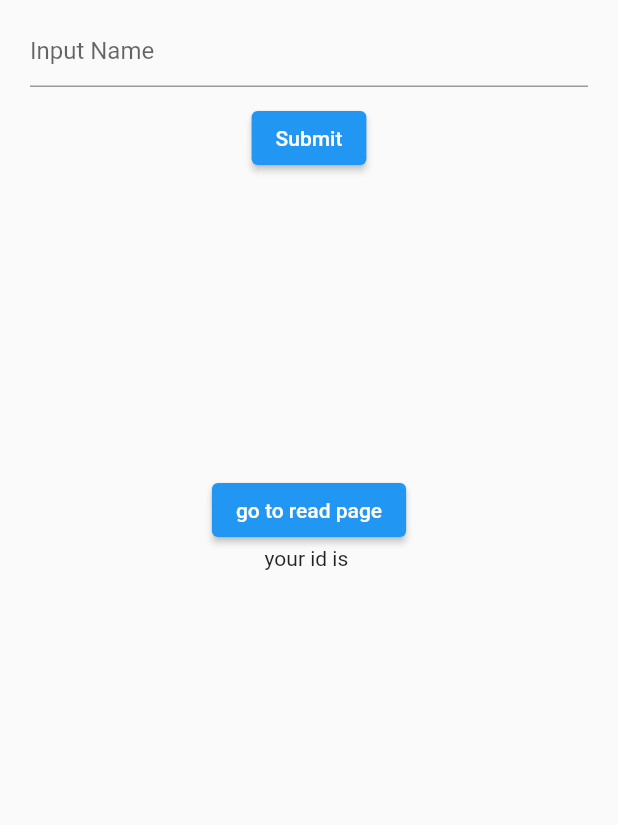
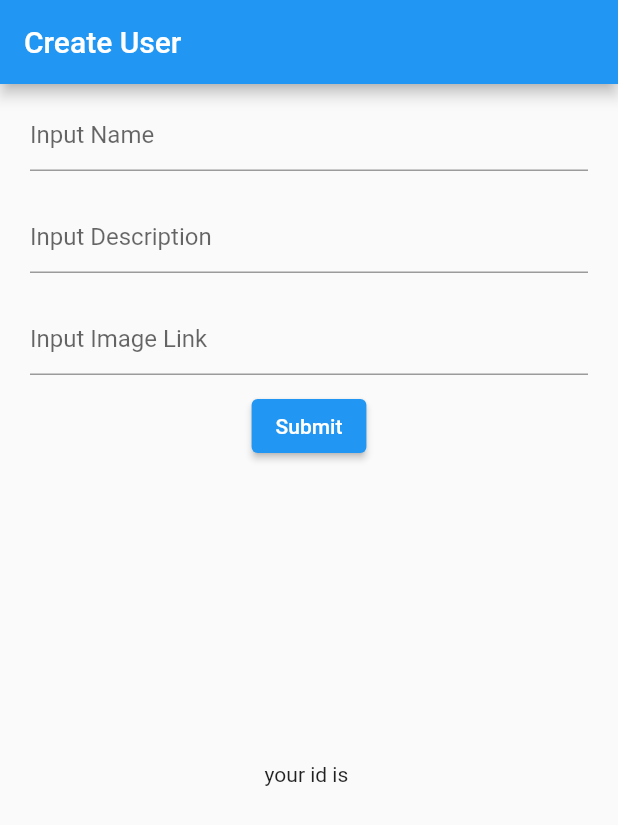
Before and after one commit to DiftaFitrahul/auth_crud_using_riverpod, a Flutter app: the CreateUser screen opened directly, on a phone screen of 412 x 824 dp. Shown: the top 825 px of the screen. Run offline on Flutter 3.47's test engine with Material 2 defaults, Android fonts, the phone set to English and light mode, and no system bars; our stand-ins replace email_validator, equatable, firebase_auth, firebase_core, firebase_database, flutter_riverpod and 1 more; accounts and stored records are empty.

Commit message:
feat: finish features create, read, and delete

```diff
--- a/lib/database/firebase_realtime_database.dart
+++ b/lib/database/firebase_realtime_database.dart
@@ -1,7 +1,5 @@
 import 'package:firebase_database/firebase_database.dart';
-import 'package:flutter_riverpod/flutter_riverpod.dart';
 import 'package:learn_firebase_riverpod/models/data_food.dart';
-import 'package:learn_firebase_riverpod/providers/realtimedatabase_providers.dart';
 
 class RealtimeDatabase {
   final DatabaseReference _database;
@@ -12,15 +10,15 @@ class RealtimeDatabase {
 
   Stream<List<Food>> fetchData(String userId) {
     try {
-      final dataFood = _database.child("/orders").child(userId).onValue;
+      final dataFood = _database.child("orders/$userId").onValue;
       final streamData = dataFood.map((event) {
         final dataMap = Map<String, dynamic>.from(event.snapshot.value as Map);
         final dataList = dataMap.entries.map((data) {
           final food = Map<String, dynamic>.from(data.value as Map);
+          food['itemId'] = data.key;
           return Food.fromRTDB(food);
         }).toList();
         return dataList;
-
       });
       return streamData;
     } catch (e) {
--- a/lib/page/create_user.dart
+++ b/lib/page/create_user.dart
@@ -1,16 +1,12 @@
-import 'dart:async';
+import 'package:flutter/material.dart';
 
-import 'package:firebase_database/firebase_database.dart';
-import 'package:flutter/material.dart';
-import 'package:flutter/src/widgets/framework.dart';
-import 'package:flutter/src/widgets/placeholder.dart';
 import 'package:flutter_riverpod/flutter_riverpod.dart';
-import 'package:learn_firebase_riverpod/page/read_user.dart';
 import 'package:learn_firebase_riverpod/providers/realtimedatabase_providers.dart';
 
 import '../providers/auth_provider.dart';
 
 class CreateUser extends ConsumerStatefulWidget {
+  static const routeName = './create-user';
   const CreateUser({super.key});
 
   @override
@@ -46,6 +42,9 @@ class _CreateUserState extends ConsumerState<CreateUser> {
     final uId = ref.watch(userUidProvider);
 
     return Scaffold(
+      appBar: AppBar(
+        title: const Text("Create User"),
+      ),
       body: SingleChildScrollView(
         child: Center(
           child: Column(
@@ -61,11 +60,38 @@ class _CreateUserState extends ConsumerState<CreateUser> {
                       errorText: validate ? null : "input can't be empty"),
                 ),
               ),
+              Padding(
+                padding:
+                    const EdgeInsets.symmetric(horizontal: 20, vertical: 10),
+                child: TextField(
+                  controller: _description,
+                  decoration: InputDecoration(
+                      hintText: "Input Description",
+                      errorText: validate ? null : "input can't be empty"),
+                ),
+              ),
+              Padding(
+                padding:
+                    const EdgeInsets.symmetric(horizontal: 20, vertical: 10),
+                child: TextField(
+                  controller: _imageLink,
+                  decoration: InputDecoration(
+                      hintText: "Input Image Link",
+                      errorText: validate ? null : "input can't be empty"),
+                ),
+              ),
               ElevatedButton(
                   onPressed: () {
                     setState(() {
-                      _title.text.isEmpty ? validate = false : validate = true;
+                      _title.text.length <= 3
+                          ? validate = false
+                          : validate = true;
                     });
+                    if (_description.text.length <= 3 ||
+                        _title.text.length <= 3 ||
+                        _imageLink.text.length <= 3) {
+                      return;
+                    }
 
                     try {
                       ref
@@ -76,7 +102,10 @@ class _CreateUserState extends ConsumerState<CreateUser> {
                         'name': _title.text,
                         'description': _description.text,
                         'imageLink': _imageLink.text
-                      }).then((_) => const Text("berhasil tambah data"));
+                      }).then((_) {
+                        FocusScope.of(context).unfocus();
+                        Navigator.pop(context);
+                      });
                     } catch (e) {
                       ScaffoldMessenger.of(context)
                           .showSnackBar(SnackBar(content: Text(e.toString())));
@@ -86,15 +115,6 @@ class _CreateUserState extends ConsumerState<CreateUser> {
               const SizedBox(
                 height: 200,
               ),
-              ElevatedButton(
-                  onPressed: () {
-                    Navigator.push(
-                        context,
-                        MaterialPageRoute(
-                          builder: (context) => const ReadPage(),
-                        ));
-                  },
-                  child: const Text('go to read page')),
               Text("your id is $uId")
             ],
           ),
--- a/lib/page/login_page.dart
+++ b/lib/page/login_page.dart
@@ -1,7 +1,6 @@
 import 'package:email_validator/email_validator.dart';
 import 'package:flutter/material.dart';
 import 'package:flutter_riverpod/flutter_riverpod.dart';
-import 'package:learn_firebase_riverpod/providers/auth_provider.dart';
 import 'package:learn_firebase_riverpod/providers/auth_type_providers.dart';
 import 'package:learn_firebase_riverpod/vm/google_signin_provider.dart';
 import 'package:learn_firebase_riverpod/vm/signin_controller.dart';
--- a/lib/vm/google_signin_provider.dart
+++ b/lib/vm/google_signin_provider.dart
@@ -1,4 +1,3 @@
-import 'package:firebase_auth/firebase_auth.dart';
 import 'package:flutter_riverpod/flutter_riverpod.dart';
 import 'package:learn_firebase_riverpod/providers/auth_provider.dart';
 
@@ -12,7 +11,7 @@ class GoogleSignIn extends StateNotifier<bool> {
 
       state = false;
     } catch (e) {
-      print("Error ================================ $e");
+      rethrow;
     }
   }
 }
--- a/lib/vm/signin_controller.dart
+++ b/lib/vm/signin_controller.dart
@@ -1,4 +1,4 @@
-import 'package:firebase_auth/firebase_auth.dart';
+
 import 'package:flutter_riverpod/flutter_riverpod.dart';
 import 'package:learn_firebase_riverpod/providers/auth_provider.dart';
 import 'package:learn_firebase_riverpod/vm/signin_state.dart';
```
Also changed, not shown: lib/main.dart (+6 -2 lines), lib/models/data_food.dart (+10 -4 lines), lib/page/home_page.dart (+7 -0 lines), lib/page/read_user.dart (+21 -30 lines).
